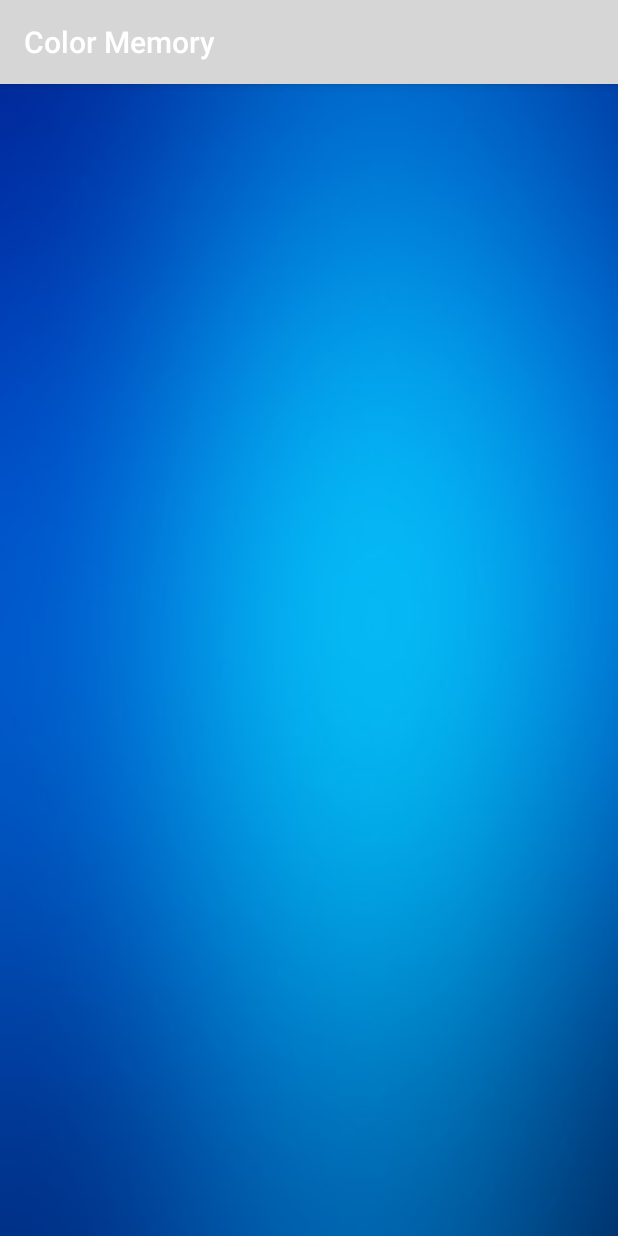
After one commit to BenjaminDuchanois/ColorMemory, an Android app: the HightScore screen opened directly, with no data from a screen before it, on a phone screen of 412 x 824 dp. The commit adds this screen. Run offline under Robolectric (Android 15) with nearby library versions, the phone set to English and light mode, and no system bars; our stand-ins replace Firebase (no records; nobody signed in at launch, a user with empty details on screens opened directly).

Commit message:
Ajout des meilleurs scores

```diff
--- a/app/src/main/AndroidManifest.xml
+++ b/app/src/main/AndroidManifest.xml
@@ -13,7 +13,8 @@
         android:roundIcon="@mipmap/ic_launcher_round"
         android:supportsRtl="true"
         android:theme="@style/AppTheme">
-        <activity android:name=".Lancement"></activity>
+        <activity android:name=".HightScore"></activity>
+        <activity android:name=".Lancement" />
         <activity android:name=".AccountActivity.SignupActivity" />
         <activity android:name=".AccountActivity.ResetPasswordActivity" />
         <activity android:name=".AccountActivity.LoginActivity" />
--- /dev/null
+++ b/app/src/main/java/com/example/colormemory/AccountActivity/JoueurList.java
@@ -0,0 +1,44 @@
+package com.example.colormemory.AccountActivity;
+
+import android.app.Activity;
+import android.view.LayoutInflater;
+import android.view.View;
+import android.view.ViewGroup;
+import android.widget.ArrayAdapter;
+import android.widget.TextView;
+
+import com.example.colormemory.R;
+
+import java.util.List;
+
+public class JoueurList extends ArrayAdapter<Joueur> {
+
+    private Activity context;
+    private List<Joueur> joueurList;
+
+    public JoueurList(Activity context, List<Joueur> joueurList){
+        super(context, R.layout.list_layout, joueurList);
+        this.context = context;
+        this.joueurList = joueurList;
+
+    }
+
+    @Override
+    public View getView(int position, View convertView, ViewGroup parent) {
+        LayoutInflater inflater = context.getLayoutInflater();
+
+        View listViewItem = inflater.inflate(R.layout.list_layout, null, true);
+
+        TextView textName = listViewItem.findViewById(R.id.joueurname);
+        TextView textMail = listViewItem.findViewById(R.id.joueurmail);
+        TextView textScore = listViewItem.findViewById(R.id.joueurscore);
+
+        Joueur joueur = joueurList.get(position);
+
+        textName.setText(joueur.getPseudo());
+        textMail.setText(joueur.getMail());
+        textScore.setText(Double.toString(joueur.getBestScore()));
+
+        return listViewItem;
+    }
+}
--- /dev/null
+++ b/app/src/main/java/com/example/colormemory/HightScore.java
@@ -0,0 +1,108 @@
+package com.example.colormemory;
+
+import android.support.annotation.NonNull;
+import android.support.v7.app.AppCompatActivity;
+import android.os.Bundle;
+import android.widget.ArrayAdapter;
+import android.widget.ListView;
+import android.widget.TextView;
+
+import com.example.colormemory.AccountActivity.Joueur;
+import com.example.colormemory.AccountActivity.JoueurList;
+import com.google.firebase.database.DataSnapshot;
+import com.google.firebase.database.DatabaseError;
+import com.google.firebase.database.DatabaseReference;
+import com.google.firebase.database.FirebaseDatabase;
+import com.google.firebase.database.Query;
+import com.google.firebase.database.ValueEventListener;
+
+import java.util.ArrayList;
+import java.util.List;
+
+public class HightScore extends AppCompatActivity {
+
+    private DatabaseReference dataJoueur;
+    private ListView listViewJoueur;
+    private List<Joueur> listJoueur;
+
+
+    @Override
+    protected void onCreate(Bundle savedInstanceState) {
+        super.onCreate(savedInstanceState);
+        setContentView(R.layout.activity_hight_score);
+
+        listViewJoueur = (ListView) findViewById(R.id.listScore);
+        dataJoueur = FirebaseDatabase.getInstance().getReference("ID");
+        listJoueur = new ArrayList<>();
+
+        Query query = FirebaseDatabase.getInstance().getReference("ID")
+                .orderByChild("bestScoreNeg")
+                .limitToFirst(10);
+        query.addListenerForSingleValueEvent(valueEventListener);
+
+    }
+
+
+    ValueEventListener valueEventListener = new ValueEventListener() {
+        @Override
+        public void onDataChange(@NonNull DataSnapshot dataSnapshot) {
+
+            listJoueur.clear();
+
+            for (DataSnapshot joueurSnap : dataSnapshot.getChildren()){
+                String idJoueur = joueurSnap.child("ID").getValue(String.class);
+                String nomJoueur = joueurSnap.child("pseudo").getValue(String.class);
+                String mailJoueur = joueurSnap.child("mail").getValue(String.class);
+                double scoreJoueur = joueurSnap.child("bestScore").getValue(double.class);
+
+                Joueur joueur = new Joueur(idJoueur, nomJoueur, mailJoueur, scoreJoueur);
+
+                listJoueur.add(joueur);
+            }
+
+            JoueurList adapter = new JoueurList(HightScore.this, listJoueur);
+            listViewJoueur.setAdapter(adapter);
+
+        }
+
+        @Override
+        public void onCancelled(@NonNull DatabaseError databaseError) {
+
+        }
+    };
+
+
+
+    @Override
+    protected void onStart() {
+        super.onStart();
+
+        /*dataJoueur.addValueEventListener(new ValueEventListener() {
+            @Override
+            public void onDataChange(@NonNull DataSnapshot dataSnapshot) {
+
+                listJoueur.clear();
+
+                for (DataSnapshot joueurSnap : dataSnapshot.getChildren()){
+                    String idJoueur = joueurSnap.child("ID").getValue(String.class);
+                    String nomJoueur = joueurSnap.child("pseudo").getValue(String.class);
+                    String mailJoueur = joueurSnap.child("mail").getValue(String.class);
+                    double scoreJoueur = joueurSnap.child("bestScore").getValue(double.class);
+
+                    Joueur joueur = new Joueur(idJoueur, nomJoueur, mailJoueur, scoreJoueur);
+
+                    listJoueur.add(joueur);
+                }
+
+                JoueurList adapter = new JoueurList(HightScore.this, listJoueur);
+                listViewJoueur.setAdapter(adapter);
+
+            }
+
+            @Override
+            public void onCancelled(@NonNull DatabaseError databaseError) {
+
+            }
+        }); */
+    }
+}
--- a/app/src/main/java/com/example/colormemory/MainActivity.java
+++ b/app/src/main/java/com/example/colormemory/MainActivity.java
@@ -369,6 +369,11 @@ public class MainActivity extends AppCompatActivity {
         };
     }
 
+    public void HighScore(View view){
+        Intent score = new Intent(MainActivity.this, HightScore.class);
+        startActivity(score);
+    }
+
     @Override
     protected void onResume() {
         super.onResume();
--- /dev/null
+++ b/app/src/main/res/layout/activity_hight_score.xml
@@ -0,0 +1,22 @@
+<?xml version="1.0" encoding="utf-8"?>
+<android.support.constraint.ConstraintLayout xmlns:android="http://schemas.android.com/apk/res/android"
+    xmlns:app="http://schemas.android.com/apk/res-auto"
+    xmlns:tools="http://schemas.android.com/tools"
+    android:layout_width="match_parent"
+    android:layout_height="match_parent"
+    android:background="@drawable/fond"
+    tools:context=".HightScore">
+
+    <RelativeLayout
+        android:layout_width="match_parent"
+        android:layout_height="match_parent">
+
+        <ListView
+            android:id="@+id/listScore"
+            android:layout_width="match_parent"
+            android:layout_height="match_parent"
+            android:text="Test"/>
+
+    </RelativeLayout>
+
+</android.support.constraint.ConstraintLayout>
```
Also changed, not shown: app/src/main/java/com/example/colormemory/AccountActivity/Joueur.java (added, +35 -0 lines), app/src/main/java/com/example/colormemory/Jeu.java (+7 -2 lines), app/src/main/res/layout/activity_main.xml (+7 -0 lines), app/src/main/res/layout/list_layout.xml (added, +28 -0 lines).
